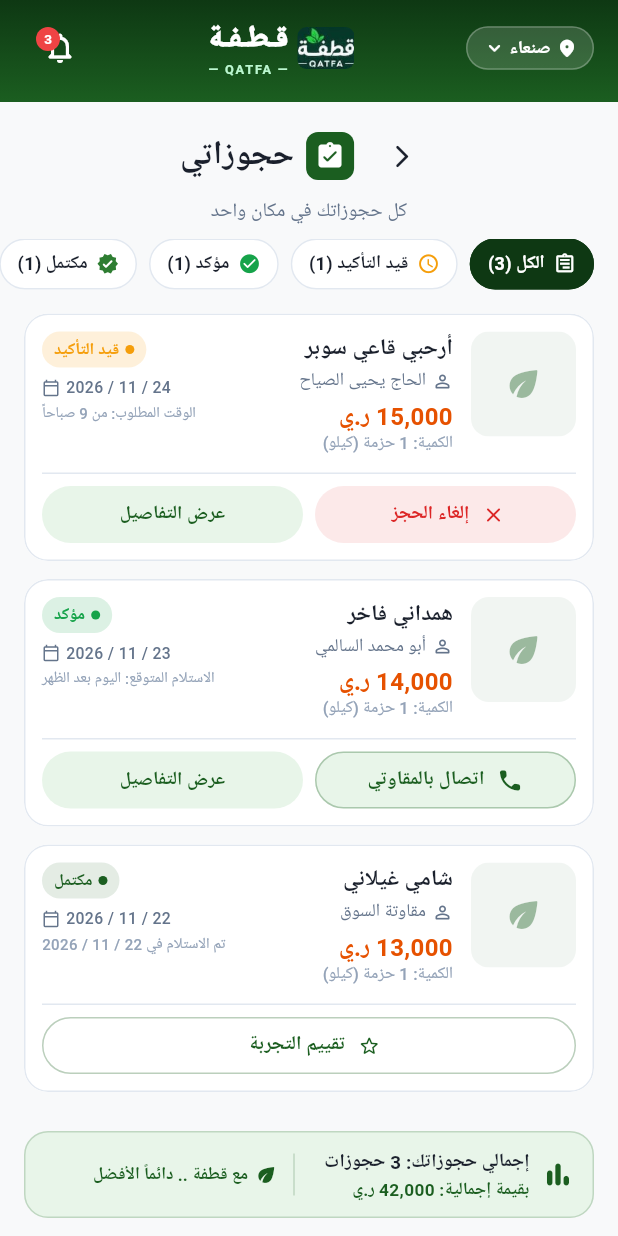
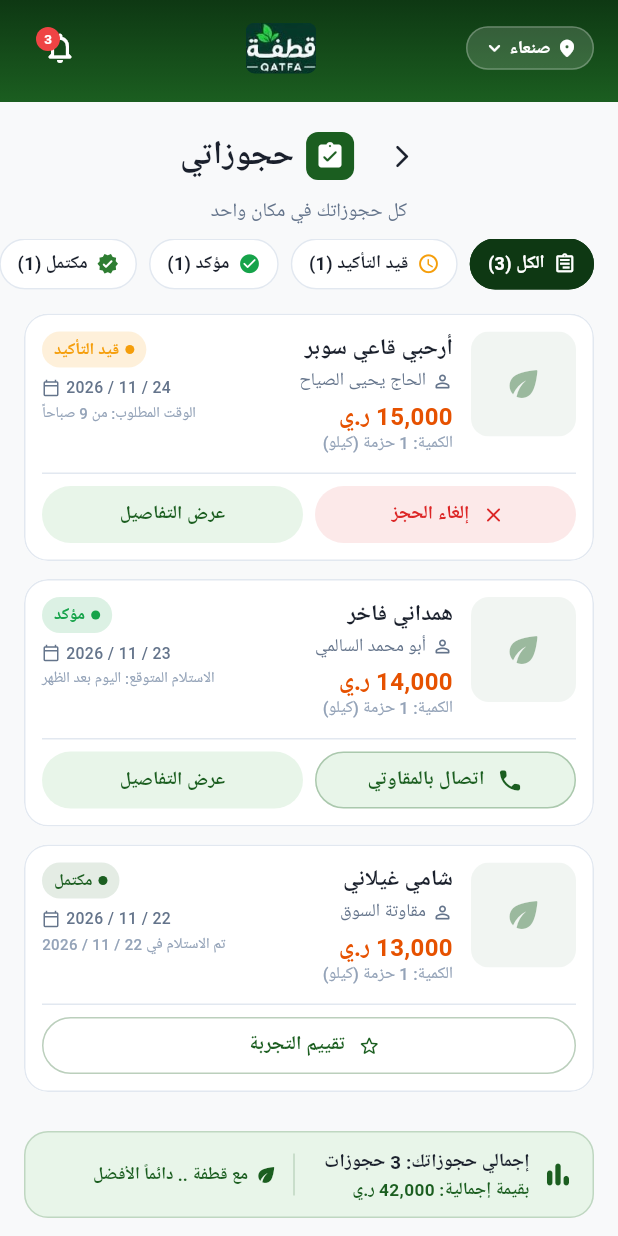
Before and after one commit to Emad20112/qatfa, a Flutter app: the BookingsScreen screen opened by its route, on a phone screen of 412 x 824 dp. Run offline on Flutter 3.47's test engine with Material 3 defaults, Android fonts, the phone set to English and light mode, and no system bars; our stand-ins replace bloc_concurrency, dio, equatable, flutter_bloc, shared_preferences; accounts and stored records are empty; network calls fail; Roboto replaces fonts that are missing (Cairo); project files that could hold a hidden picture were left out.

Commit message:
fix(branding): remove duplicate header text and align official logo icon

```diff
--- a/apps/mobile/lib/core/widgets/navigation/qatfa_app_bar_header.dart
+++ b/apps/mobile/lib/core/widgets/navigation/qatfa_app_bar_header.dart
@@ -77,49 +77,19 @@ class QatfaAppBarHeader extends StatelessWidget {
                     ),
                   ),
 
-                  // شعار قطفة المركزي الرسمي
-                  Row(
-                    mainAxisSize: MainAxisSize.min,
-                    children: [
+                  // شعار قطفة المركزي الرسمي (الوحيد بدون تكرار)
                   ClipRRect(
                     borderRadius: BorderRadius.circular(6),
                     child: Image.asset(
                       'assets/images/qatfa_logo.png',
-                          height: 28,
-                          width: 38,
-                          fit: BoxFit.cover,
+                      height: 34,
+                      fit: BoxFit.contain,
                       errorBuilder: (context, error, stackTrace) => const Icon(
                         Icons.eco_rounded,
                         color: Color(0xFF4ADE80),
-                            size: 24,
+                        size: 28,
                       ),
                     ),
-                      ),
-                      const SizedBox(width: AppSpacing.s6),
-                      Column(
-                        mainAxisSize: MainAxisSize.min,
-                        children: const [
-                          Text(
-                            'قـطـفـة',
-                            style: TextStyle(
-                              fontSize: 20,
-                              fontWeight: FontWeight.w900,
-                              color: Colors.white,
-                              letterSpacing: 0.5,
-                            ),
-                          ),
-                          Text(
-                            '— QATFA —',
-                            style: TextStyle(
-                              fontSize: 8.5,
-                              fontWeight: FontWeight.w600,
-                              color: Color(0xFFBBF7D0),
-                              letterSpacing: 1.2,
-                            ),
-                          ),
-                        ],
-                      ),
-                    ],
                   ),
 
                   // جرس الإشعارات مع عداد التنبيهات
```
Also changed, not shown: 3 other files. Lines whose indentation alone changed are shown as unchanged.
